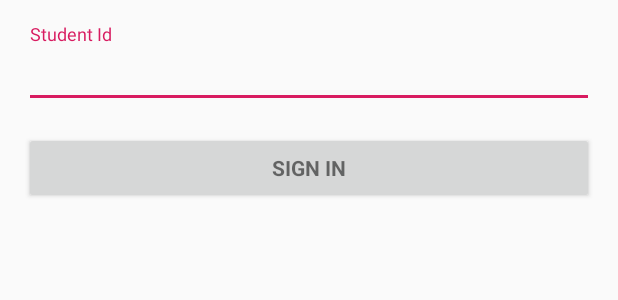
After one commit to ddadaal/ClassroomAssistantRemastered, an Android app: the layout activity_login.xml on its own in the app's theme, with its tools: preview values and no code run, on a phone screen of 412 x 824 dp. The commit adds this screen. Shown: the top 300 px of the screen. Run offline under Robolectric (Android 15) with nearby library versions, the phone set to English and light mode, and no system bars.

Commit message:
working on login

```diff
--- /dev/null
+++ b/shared/src/main/kotlin/nju/classroomassistant/shared/Shared.kt
@@ -0,0 +1,3 @@
+package nju.classroomassistant.shared
+
+const val PORT = 19289
--- a/shared/src/main/kotlin/nju/classroomassistant/shared/TeacherMain.kt
+++ /dev/null
@@ -1,3 +0,0 @@
-fun main() {
-
-}
--- a/shared/src/main/kotlin/nju/classroomassistant/shared/call/TestCall.kt
+++ /dev/null
@@ -1,5 +0,0 @@
-package nju.classroomassistant.shared.call
-
-import java.io.Serializable
-
-class TestCall(val value: String): Serializable
--- /dev/null
+++ b/shared/src/main/kotlin/nju/classroomassistant/shared/messages/LogoutMessage.kt
@@ -0,0 +1,3 @@
+package nju.classroomassistant.shared.messages
+
+class LogoutMessage: Message()
--- /dev/null
+++ b/shared/src/main/kotlin/nju/classroomassistant/shared/messages/Message.kt
@@ -0,0 +1,5 @@
+package nju.classroomassistant.shared.messages
+
+import java.io.Serializable
+
+abstract class Message: Serializable
--- a/student/src/main/java/nju/classroomassistant/student/dummy/DummyContent.kt
+++ b/student/src/main/java/nju/classroomassistant/student/dummy/DummyContent.kt
@@ -36,13 +36,13 @@ object DummyContent {
     }
 
     private fun createDummyItem(position: Int): DummyItem {
-        return DummyItem(position.toString(), "Item " + position, makeDetails(position))
+        return DummyItem(position.toString(), "Item $position", makeDetails(position))
     }
 
     private fun makeDetails(position: Int): String {
         val builder = StringBuilder()
         builder.append("Details about Item: ").append(position)
-        for (i in 0..position - 1) {
+        for (i in 0 until position) {
             builder.append("\nMore details information here.")
         }
         return builder.toString()
--- /dev/null
+++ b/student/src/main/java/nju/classroomassistant/student/network/SocketClient.kt
@@ -0,0 +1,5 @@
+package nju.classroomassistant.student.network
+
+class SocketClient {
+
+}
--- /dev/null
+++ b/student/src/main/res/layout/activity_login.xml
@@ -0,0 +1,60 @@
+<?xml version="1.0" encoding="utf-8"?>
+<LinearLayout xmlns:android="http://schemas.android.com/apk/res/android"
+              xmlns:tools="http://schemas.android.com/tools"
+              android:layout_width="match_parent"
+              android:layout_height="match_parent"
+              android:gravity="center_horizontal"
+              android:orientation="vertical"
+              android:paddingBottom="@dimen/activity_vertical_margin"
+              android:paddingLeft="@dimen/activity_horizontal_margin"
+              android:paddingRight="@dimen/activity_horizontal_margin"
+              android:paddingTop="@dimen/activity_vertical_margin"
+              tools:context=".LoginActivity">
+
+    <!-- Login progress -->
+    <ProgressBar
+            android:id="@+id/login_progress"
+            style="?android:attr/progressBarStyleLarge"
+            android:layout_width="wrap_content"
+            android:layout_height="wrap_content"
+            android:layout_marginBottom="8dp"
+            android:visibility="gone"/>
+
+    <ScrollView
+            android:id="@+id/login_form"
+            android:layout_width="match_parent"
+            android:layout_height="match_parent">
+
+        <LinearLayout
+                android:id="@+id/email_login_form"
+                android:layout_width="match_parent"
+                android:layout_height="wrap_content"
+                android:orientation="vertical">
+
+            <com.google.android.material.textfield.TextInputLayout
+                    android:layout_width="match_parent"
+                    android:layout_height="wrap_content">
+
+                <AutoCompleteTextView
+                        android:id="@+id/email"
+                        android:layout_width="match_parent"
+                        android:layout_height="wrap_content"
+                        android:hint="@string/prompt_studentId"
+                        android:inputType="textEmailAddress"
+                        android:maxLines="1"
+                        android:singleLine="true"/>
+
+            </com.google.android.material.textfield.TextInputLayout>
+
+            <Button
+                    android:id="@+id/email_sign_in_button"
+                    style="?android:textAppearanceSmall"
+                    android:layout_width="match_parent"
+                    android:layout_height="wrap_content"
+                    android:layout_marginTop="16dp"
+                    android:text="@string/action_sign_in"
+                    android:textStyle="bold"/>
+
+        </LinearLayout>
+    </ScrollView>
+</LinearLayout>
--- a/student/src/main/res/values/dimens.xml
+++ b/student/src/main/res/values/dimens.xml
@@ -4,4 +4,7 @@
     <dimen name="app_bar_height">200dp</dimen>
     <dimen name="item_width">200dp</dimen>
     <dimen name="text_margin">16dp</dimen>
+    <!-- Default screen margins, per the Android Design guidelines. -->
+    <dimen name="activity_horizontal_margin">16dp</dimen>
+    <dimen name="activity_vertical_margin">16dp</dimen>
 </resources>
--- a/student/src/main/res/values/strings.xml
+++ b/student/src/main/res/values/strings.xml
@@ -1,4 +1,10 @@
 <resources>
     <string name="app_name">ClassroomAssistantStudent</string>
     <string name="title_function_detail">Function Detail</string>
+    <!-- Strings related to login -->
+    <string name="title_activity_login">Sign in</string>
+    <string name="prompt_studentId">Student Id</string>
+    <string name="action_sign_in">Sign in</string>
+    <string name="error_invalid_email">This student id is invalid</string>
+    <string name="error_field_required">This field is required</string>
 </resources>
--- a/teacher/src/main/kotlin/nju/classroomassistant/teacher/TeacherApp.kt
+++ b/teacher/src/main/kotlin/nju/classroomassistant/teacher/TeacherApp.kt
@@ -1,5 +1,6 @@
 package nju.classroomassistant.teacher
 
+import nju.classroomassistant.teacher.views.LoginView
 import tornadofx.App
 import tornadofx.launch
 
```
Also changed, not shown: shared/src/main/kotlin/nju/classroomassistant/shared/messages/LoginMessage.kt (added, +7 -0 lines), student/src/main/AndroidManifest.xml (+15 -5 lines), student/src/main/java/nju/classroomassistant/student/LoginActivity.kt (added, +231 -0 lines), teacher/src/main/kotlin/nju/classroomassistant/teacher/LoginView.kt (deleted, +0 -17 lines), teacher/src/main/kotlin/nju/classroomassistant/teacher/log/Logger.kt (added, +26 -0 lines), teacher/src/main/kotlin/nju/classroomassistant/teacher/network/ConnectionHandler.kt (added, +60 -0 lines), teacher/src/main/kotlin/nju/classroomassistant/teacher/network/Server.kt (added, +33 -0 lines), teacher/src/main/kotlin/nju/classroomassistant/teacher/network/StudentMap.kt (added, +29 -0 lines), teacher/src/main/kotlin/nju/classroomassistant/teacher/views/LoginView.kt (added, +38 -0 lines).
